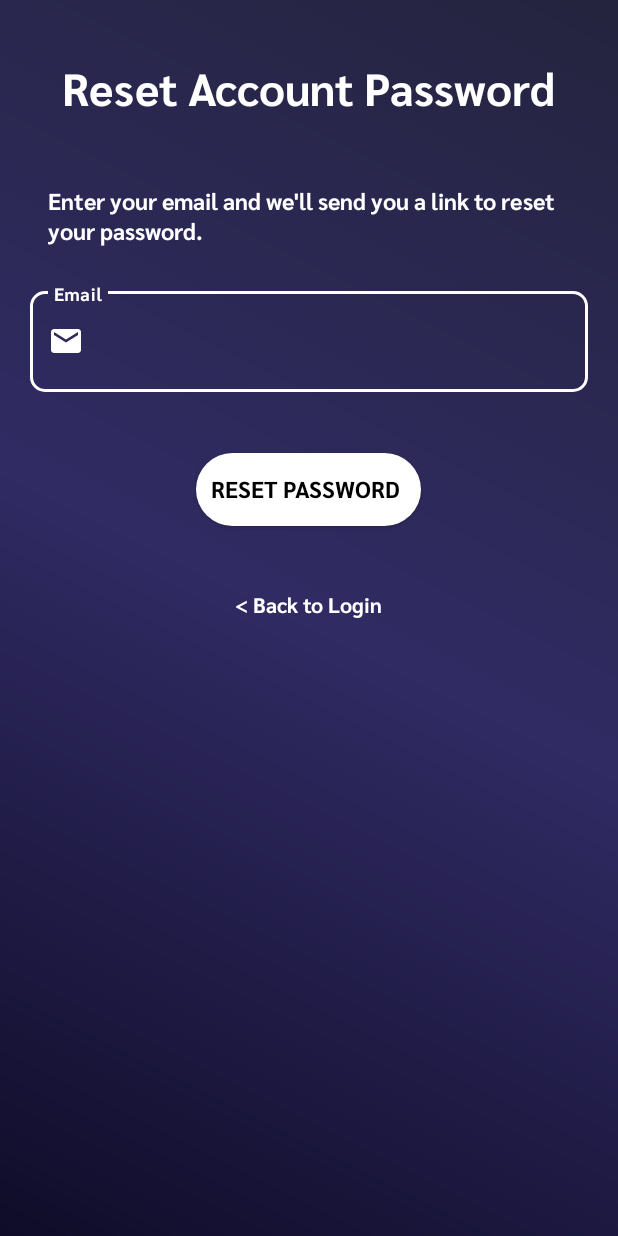
After one commit to Pratik-96/AssignMate, an Android app: the ForgetPass screen opened directly, with no data from a screen before it, on a phone screen of 412 x 824 dp. The commit adds this screen. Run offline under Robolectric (Android 15) with nearby library versions, the phone set to English and light mode, and no system bars; our stand-ins replace Firebase (no records; nobody signed in at launch, a user with empty details on screens opened directly).

Commit message:
Added forgot password feature in activity_login.xml which opens activity_forget_pass.xml which resets the user password by sending mail to their email id.

```diff
--- a/app/src/main/AndroidManifest.xml
+++ b/app/src/main/AndroidManifest.xml
@@ -16,6 +16,9 @@
         android:supportsRtl="true"
         android:theme="@style/AppTheme.NoForceDark"
         tools:targetApi="31">
+        <activity
+            android:name=".ForgetPass"
+            android:exported="false" />
         <activity
             android:name=".fetch_files"
             android:exported="false" />
--- /dev/null
+++ b/app/src/main/java/com/example/assignmate/ForgetPass.java
@@ -0,0 +1,126 @@
+package com.example.assignmate;
+
+import androidx.annotation.NonNull;
+import androidx.appcompat.app.AppCompatActivity;
+
+import android.app.Dialog;
+import android.content.Intent;
+import android.os.Bundle;
+import android.text.Editable;
+import android.text.TextWatcher;
+import android.util.Patterns;
+import android.view.View;
+import android.widget.Toast;
+
+import com.example.assignmate.databinding.ActivityForgetPassBinding;
+import com.google.android.gms.tasks.OnCompleteListener;
+import com.google.android.gms.tasks.OnFailureListener;
+import com.google.android.gms.tasks.Task;
+import com.google.firebase.auth.FirebaseAuth;
+
+public class ForgetPass extends AppCompatActivity {
+    ActivityForgetPassBinding binding;
+    FirebaseAuth mAuth;
+
+    Dialog dialog;
+
+    @Override
+    protected void onCreate(Bundle savedInstanceState) {
+        super.onCreate(savedInstanceState);
+        binding=ActivityForgetPassBinding.inflate(getLayoutInflater());
+        setContentView(binding.getRoot());
+        mAuth=FirebaseAuth.getInstance();
+        String mail = binding.email.getText().toString();
+
+        dialog = new Dialog(getApplicationContext());
+
+        binding.backtologin.setOnClickListener(new View.OnClickListener() {
+            @Override
+            public void onClick(View view) {
+                startActivity(new Intent(getApplicationContext(), Login.class));
+            }
+        });
+
+        binding.reset.setOnClickListener(new View.OnClickListener() {
+            @Override
+            public void onClick(View view) {
+                inProgress(true);
+                if (mail.isEmpty() && Patterns.EMAIL_ADDRESS.matcher(mail).matches()) {
+
+                    binding.emailLayout.setError("Invalid email!!");
+
+                    inProgress(false);
+                }
+                else
+                {
+                    reset_password(binding.email.getText().toString());
+                }
+
+
+
+            }
+
+
+        });
+
+        binding.email.addTextChangedListener(new TextWatcher() {
+            @Override
+            public void beforeTextChanged(CharSequence charSequence, int i, int i1, int i2) {
+
+            }
+
+            @Override
+            public void onTextChanged(CharSequence charSequence, int i, int i1, int i2) {
+                if (!mail.isEmpty() && Patterns.EMAIL_ADDRESS.matcher(mail).matches()) {
+                    binding.emailLayout.setError("");
+                }
+            }
+
+            @Override
+            public void afterTextChanged(Editable editable) {
+
+
+            }
+        });
+
+
+
+    }
+
+    public void reset_password(String email) {
+
+        mAuth.sendPasswordResetEmail(email).addOnCompleteListener(new OnCompleteListener<Void>() {
+            @Override
+            public void onComplete(@NonNull Task<Void> task) {
+                if (task.isSuccessful())
+                {
+                    Toast.makeText(ForgetPass.this, "Email sent successfully!!", Toast.LENGTH_SHORT).show();
+                    startActivity(new Intent(getApplicationContext(), Login.class));
+                    inProgress(false);
+                }
+
+            }
+        }).addOnFailureListener(new OnFailureListener() {
+            @Override
+            public void onFailure(@NonNull Exception e) {
+                Toast.makeText(ForgetPass.this, e.getLocalizedMessage(), Toast.LENGTH_SHORT).show();
+                inProgress(false);
+
+            }
+        });
+
+    }
+    public void inProgress(boolean progress)
+    {
+        if (progress)
+        {
+            binding.progressBar.setVisibility(View.VISIBLE);
+            binding.reset.setVisibility(View.GONE);
+        }
+        else
+        {
+            binding.progressBar.setVisibility(View.GONE);
+            binding.reset.setVisibility(View.VISIBLE);
+        }
+    }
+}
--- a/app/src/main/java/com/example/assignmate/Login.java
+++ b/app/src/main/java/com/example/assignmate/Login.java
@@ -70,6 +70,13 @@ public class Login extends AppCompatActivity {
         login=findViewById(R.id.button);
 
 
+
+        binding.forgotpass.setOnClickListener(new View.OnClickListener() {
+            @Override
+            public void onClick(View view) {
+                startActivity(new Intent(getApplicationContext(), ForgetPass.class));
+            }
+        });
 
 
         progressBar=findViewById(R.id.progressBar);
--- /dev/null
+++ b/app/src/main/res/drawable/baseline_arrow_back_ios_new_24.xml
@@ -0,0 +1,5 @@
+<vector android:height="24dp" android:tint="#000000"
+    android:viewportHeight="24" android:viewportWidth="24"
+    android:width="24dp" xmlns:android="http://schemas.android.com/apk/res/android">
+    <path android:fillColor="@android:color/white" android:pathData="M17.77,3.77l-1.77,-1.77l-10,10l10,10l1.77,-1.77l-8.23,-8.23z"/>
+</vector>
--- /dev/null
+++ b/app/src/main/res/layout/activity_forget_pass.xml
@@ -0,0 +1,115 @@
+<?xml version="1.0" encoding="utf-8"?>
+<LinearLayout xmlns:android="http://schemas.android.com/apk/res/android"
+    xmlns:app="http://schemas.android.com/apk/res-auto"
+    xmlns:tools="http://schemas.android.com/tools"
+    android:layout_width="match_parent"
+    android:layout_height="match_parent"
+    android:orientation="vertical"
+    android:background="@drawable/moonlit_asteroid_gradient"
+    tools:context=".ForgetPass">
+    <TextView
+        android:layout_width="wrap_content"
+        android:layout_height="wrap_content"
+        android:textColor="@color/white"
+        android:text="Reset Account Password"
+        android:textSize="30sp"
+        android:layout_margin="32dp"
+        android:fontFamily="@font/sarabun"
+        android:layout_gravity="center"
+        />
+    <TextView
+        android:id="@+id/textView4"
+        android:layout_width="match_parent"
+        android:layout_height="wrap_content"
+        android:layout_marginStart="32dp"
+        android:layout_marginEnd="20dp"
+        android:fontFamily="@font/sarabun"
+        android:text="@string/forgetdetails"
+
+        android:textColor="@color/primary"
+        android:textSize="15sp"
+        android:textStyle="bold" />
+
+    <com.google.android.material.textfield.TextInputLayout
+        android:layout_width="match_parent"
+        android:id="@+id/emailLayout"
+        android:layout_height="wrap_content"
+        android:layout_gravity="center"
+        android:layout_marginTop="20dp"
+
+        android:layout_marginStart="20dp"
+        android:elevation="10dp"
+        android:hint="Email"
+        app:boxBackgroundMode="outline"
+        app:boxStrokeColor="@color/primary"
+        android:layout_marginEnd="20dp"
+        android:textColorHint="@color/primary"
+        app:boxCornerRadiusTopEnd="10dp"
+        app:boxCornerRadiusBottomEnd="10dp"
+        app:boxCornerRadiusTopStart="10dp"
+        app:boxCornerRadiusBottomStart="10dp"
+        app:counterEnabled="false"
+        app:counterMaxLength="16"
+        app:endIconMode="clear_text"
+        app:endIconTint="@color/primary"
+        app:errorEnabled="true"
+        app:hintTextColor="@color/primary"
+        app:startIconDrawable="@drawable/email"
+        app:startIconTint="@color/primary">
+        >
+
+        <EditText
+            android:inputType="textEmailAddress"
+            android:layout_width="match_parent"
+            android:layout_height="wrap_content"
+            android:id="@+id/email"
+            android:paddingBottom="20dp"
+            android:textColor="@color/primary"
+            android:fontFamily="@font/sarabun"
+
+            android:backgroundTint="@color/white"
+            android:paddingEnd="50dp"
+            android:textColorHint="@color/primary"
+            />
+
+    </com.google.android.material.textfield.TextInputLayout>
+    <ProgressBar
+        android:layout_width="wrap_content"
+        android:layout_height="wrap_content"
+        android:layout_gravity="center"
+        android:id="@+id/progressBar"
+        android:layout_marginTop="20dp"
+        android:visibility="gone"/>
+    <androidx.appcompat.widget.AppCompatButton
+        android:id="@+id/reset"
+        android:layout_width="wrap_content"
+        android:layout_height="wrap_content"
+        android:layout_gravity="center_horizontal|center_vertical"
+        android:layout_marginTop="20dp"
+        android:layout_marginBottom="20dp"
+        android:background="@drawable/roundbtn"
+        android:text="Reset Password "
+        android:padding="10dp"
+        android:backgroundTint="@color/primary"
+        android:elevation="10dp"
+        android:textAlignment="center"
+        android:fontFamily="@font/sarabun"
+        android:textStyle="bold"
+        android:textAllCaps="true"
+        android:textColor="@color/black"
+        android:textSize="15sp">
+
+    </androidx.appcompat.widget.AppCompatButton>
+
+    <TextView
+        android:layout_width="wrap_content"
+        android:layout_height="wrap_content"
+        android:text="@string/backtolog"
+        android:textStyle="bold"
+        android:id="@+id/backtologin"
+        android:fontFamily="@font/sarabun"
+        android:layout_gravity="center"
+        android:layout_marginTop="20dp"
+
+        android:textColor="@color/white" />
+</LinearLayout>
--- a/app/src/main/res/layout/activity_login.xml
+++ b/app/src/main/res/layout/activity_login.xml
@@ -159,7 +159,7 @@
                 android:fontFamily="@font/sarabun"
 
                 android:layout_marginTop="20dp"
-                android:layout_marginLeft="32dp"
+                android:layout_marginStart="32dp"
                 android:textColorLink="@color/primary" />
 
             <com.google.android.material.checkbox.MaterialCheckBox
--- a/app/src/main/res/layout/document_design.xml
+++ b/app/src/main/res/layout/document_design.xml
@@ -49,6 +49,7 @@
                 android:text="Description"
                 android:id="@+id/put_description"
                 android:textSize="15sp"
+                android:layout_marginBottom="5dp"
                 android:layout_marginStart="5dp"
 
                 android:textColor="@color/secondary"
--- a/app/src/main/res/values/strings.xml
+++ b/app/src/main/res/values/strings.xml
@@ -1,8 +1,10 @@
 <resources>
     <string name="app_name">AssignMate</string>
     <string name="Logdetails">Please fill the details below to continue</string>
+    <string name="forgetdetails">Enter your email and we\'ll send you a link to reset your password.</string>
     <string name="signdetails">Please fill the details below to Create your Account</string>
     <string name="log_message">We are Glad to have you back..!!</string>
+    <string name="backtolog"> &lt; Back to Login</string>
     <string name="Welcome2">Welcome Back..!!</string>
     <string-array name="subjects">
         <item>None</item>
```
